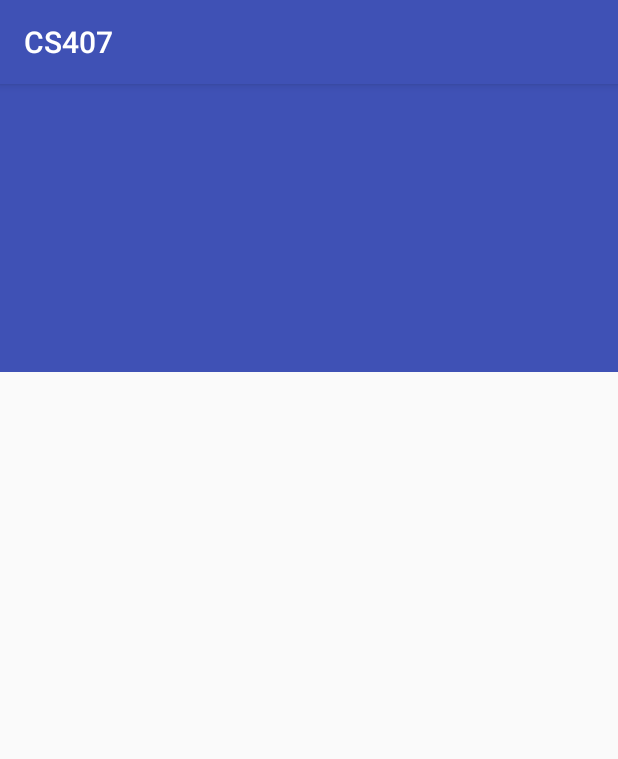
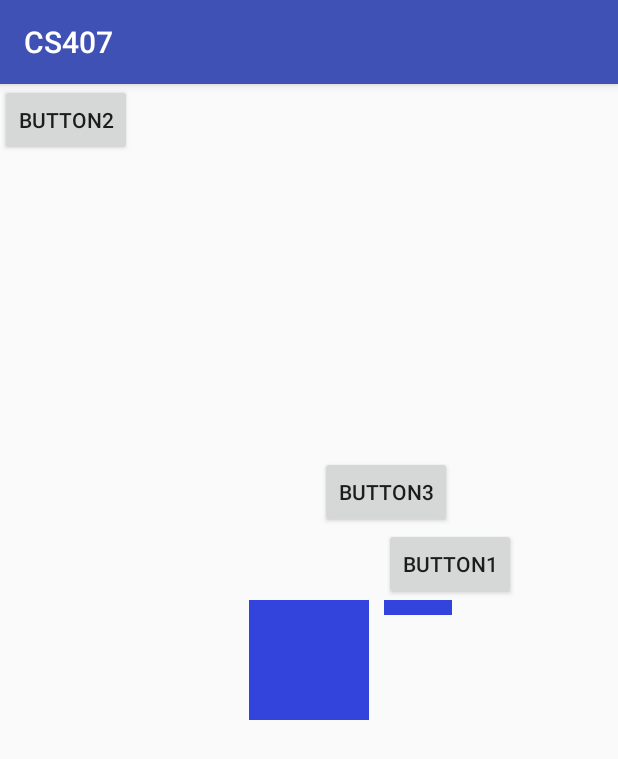
Before and after one commit to MJanick/CS407, an Android app: the screen it shows after launch (Options before the commit, Room1 after it), after a tap on "OPTIONS", on a phone screen of 412 x 824 dp. Shown: the top 759 px of the screen. Run offline under Robolectric (Android 15) with nearby library versions, the phone set to English and light mode, and no system bars.

Commit message:
"5 rooms added, first has an example of some stuff you can do with relativelayout"

```diff
--- a/app/src/main/java/apackage/cs407/MainActivity.java
+++ b/app/src/main/java/apackage/cs407/MainActivity.java
@@ -30,7 +30,7 @@ public class MainActivity extends AppCompatActivity {
         optionsButton.setOnClickListener(new View.OnClickListener() {
             @Override
             public void onClick(View v) {
-                startActivity(new Intent(MainActivity.this, Options.class));
+                startActivity(new Intent(MainActivity.this, Room1.class));
             }
         });
 
--- /dev/null
+++ b/app/src/main/java/apackage/cs407/Room1.java
@@ -0,0 +1,13 @@
+package apackage.cs407;
+
+import android.support.v7.app.AppCompatActivity;
+import android.os.Bundle;
+
+public class Room1 extends AppCompatActivity {
+
+    @Override
+    protected void onCreate(Bundle savedInstanceState) {
+        super.onCreate(savedInstanceState);
+        setContentView(R.layout.activity_room1);
+    }
+}
--- /dev/null
+++ b/app/src/main/res/layout/activity_room1.xml
@@ -0,0 +1,51 @@
+<?xml version="1.0" encoding="utf-8"?>
+<RelativeLayout xmlns:android="http://schemas.android.com/apk/res/android"
+    xmlns:app="http://schemas.android.com/apk/res-auto"
+    xmlns:tools="http://schemas.android.com/tools"
+    android:layout_width="match_parent"
+    android:layout_height="match_parent"
+    tools:context="apackage.cs407.Room1">
+
+    <View
+        android:id="@+id/midpoint"
+        android:layout_width="80dp"
+        android:layout_height="80dp"
+        android:layout_centerInParent="true"
+        android:background="#3344DD" />
+
+    <Button
+        android:id="@+id/button"
+        android:layout_width="wrap_content"
+        android:layout_height="wrap_content"
+        android:layout_above="@id/midpoint"
+        android:layout_toEndOf="@id/midpoint"
+        android:layout_toRightOf="@id/midpoint"
+        android:layout_marginLeft="10dp"
+        android:text="Button1" />
+
+    <View
+        android:id="@+id/helper"
+        android:layout_alignStart="@id/button"
+        android:layout_width="45dp"
+        android:layout_height="10dp"
+        android:background="#3344DD"
+        android:layout_alignLeft="@id/button"
+        android:layout_below="@id/button"/>
+
+    <Button
+        android:id="@+id/button3"
+        android:layout_width="wrap_content"
+        android:layout_height="wrap_content"
+        android:layout_above="@id/button"
+        android:layout_alignEnd="@id/helper"
+        android:layout_alignRight="@id/helper"
+        android:text="Button3" />
+
+    <Button
+        android:id="@+id/button2"
+        android:layout_width="wrap_content"
+        android:layout_height="wrap_content"
+        android:text="Button2" />
+
+
+</RelativeLayout>
```
Also changed, not shown: app/src/main/AndroidManifest.xml (+7 -7 lines), app/src/main/java/apackage/cs407/FullscreenActivity.java (deleted, +0 -163 lines), app/src/main/java/apackage/cs407/Room2.java (added, +13 -0 lines), app/src/main/java/apackage/cs407/Room3.java (added, +13 -0 lines), app/src/main/java/apackage/cs407/Room4.java (added, +13 -0 lines), app/src/main/java/apackage/cs407/Room5.java (added, +13 -0 lines), app/src/main/res/layout/activity_fullscreen.xml (deleted, +0 -50 lines), app/src/main/res/layout/activity_room2.xml (added, +9 -0 lines), app/src/main/res/layout/activity_room3.xml (added, +9 -0 lines), app/src/main/res/layout/activity_room4.xml (added, +9 -0 lines), app/src/main/res/layout/activity_room5.xml (added, +9 -0 lines).
